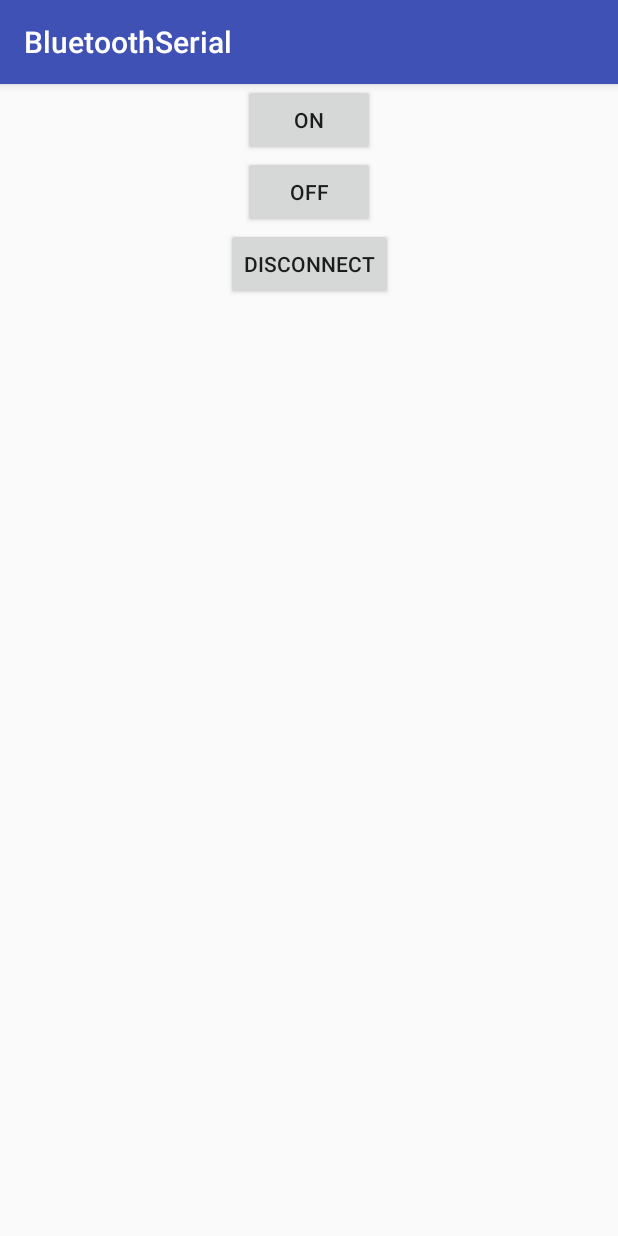
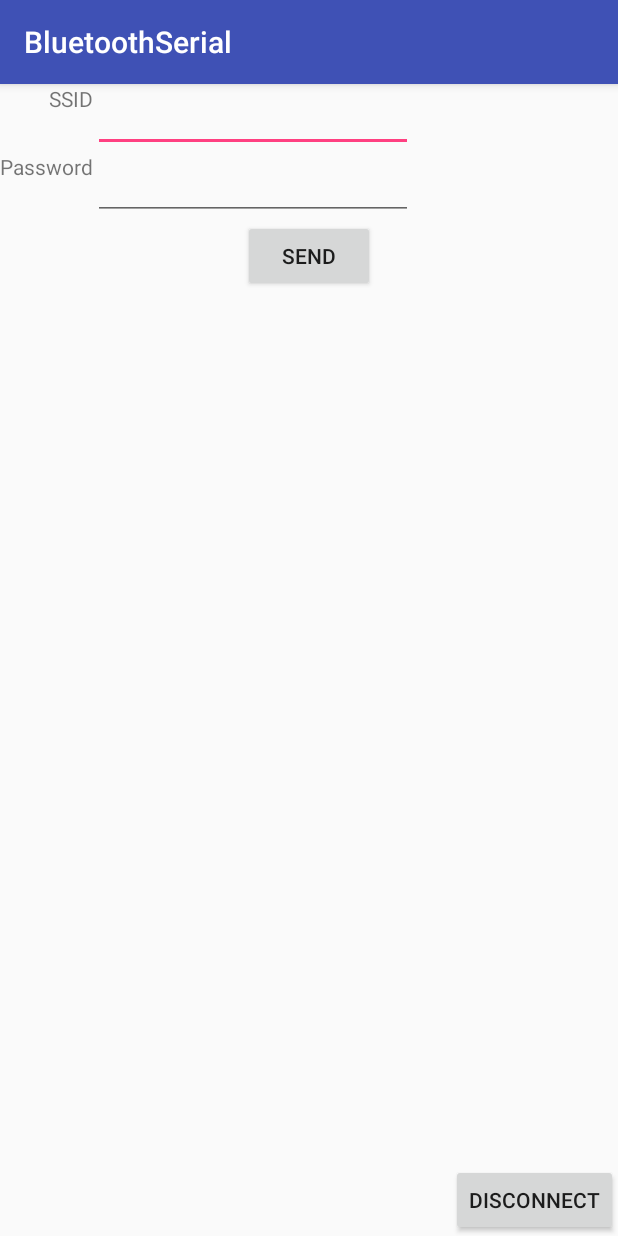
Before and after one commit to embedCreativity/HelloAndroid_BT_SerialPort, an Android app: the ControlActivity screen opened directly, with no data from a screen before it, on a phone screen of 412 x 824 dp. Run offline under Robolectric (Android 15) with nearby library versions, the phone set to English and light mode, and no system bars; 2 statements that could not run were skipped.

Commit message:
Grid layout with regular text input for SSID and password input for password field. Submit packages it and triggers a send.

```diff
--- a/app/src/main/java/com/embedcreativity/bluetoothserial/ControlActivity.kt
+++ b/app/src/main/java/com/embedcreativity/bluetoothserial/ControlActivity.kt
@@ -28,9 +28,13 @@ class ControlActivity: AppCompatActivity() {
         val intent = Intent(this, BluetoothService::class.java)
         bindService(intent, myConnection, Context.BIND_AUTO_CREATE)
 
-        control_led_on.setOnClickListener{ myService?.sendCommand("On\r\n") }
-        control_led_off.setOnClickListener{ myService?.sendCommand("Off\r\n") }
-        control_led_disconnnect.setOnClickListener{ disconnect() }
+        btnSend.setOnClickListener{ sendCommand() }
+        btnDisconnect.setOnClickListener{ disconnect() }
+    }
+
+    private fun sendCommand() {
+        val cmd: String = "ssid:[" + txtSSID.text + "],pass:[" + txtPassword.text + "]\r\n"
+        myService?.sendCommand(cmd)
     }
 
     private val myConnection = object : ServiceConnection {
--- a/app/src/main/res/layout/control_layout.xml
+++ b/app/src/main/res/layout/control_layout.xml
@@ -1,32 +1,70 @@
 <?xml version="1.0" encoding="utf-8"?>
-<android.support.constraint.ConstraintLayout xmlns:android="http://schemas.android.com/apk/res/android"
+<GridLayout xmlns:android="http://schemas.android.com/apk/res/android"
+    xmlns:tools="http://schemas.android.com/tools"
+    android:id="@+id/GridLayout1"
     android:layout_width="match_parent"
     android:layout_height="match_parent"
-    xmlns:app="http://schemas.android.com/apk/res-auto">
+    android:columnCount="2"
+    android:orientation="horizontal">
+    <TextView
+        android:id="@+id/lblSSID"
+        android:layout_gravity="right|top"
+        android:text="@string/lblSSID"
+        android:layout_column="0"
+        android:layout_row="0"/>
+
+    <EditText
+        android:id="@+id/txtSSID"
+        android:layout_gravity="left|top"
+        android:ems="10"
+        android:inputType="textPersonName"
+        android:layout_column="1"
+        android:layout_row="0"/>
+
+    <TextView
+        android:id="@+id/lblPassword"
+        android:layout_gravity="right|top"
+        android:text="@string/lblPassword"
+        android:layout_column="0"
+        android:layout_row="1"/>
+
+    <EditText
+        android:id="@+id/txtPassword"
+        android:layout_gravity="left|top"
+        android:ems="10"
+        android:inputType="textPassword"
+        android:layout_column="1"
+        android:layout_row="1"/>
 
     <Button
-        android:id="@+id/control_led_on"
+        android:id="@+id/btnSend"
         android:layout_width="wrap_content"
         android:layout_height="wrap_content"
-        android:text="@string/on"
-        app:layout_constraintLeft_toLeftOf="parent"
-        app:layout_constraintRight_toRightOf="parent"/>
+        android:layout_columnSpan="2"
+        android:layout_rowSpan="1"
+        android:layout_gravity="center"
+        android:text="@string/btnSend"
+        android:layout_column="0"
+        android:layout_row="2"/>
+
+    <Space
+        android:id="@+id/spacer"
+        android:layout_width="wrap_content"
+        android:layout_height="wrap_content"
+        android:layout_gravity="fill"
+        android:layout_column="0"
+        android:layout_row="3"
+        android:layout_rowSpan="1"
+        android:layout_columnSpan="2"/>
 
     <Button
-        android:id="@+id/control_led_off"
+        android:id="@+id/btnDisconnect"
         android:layout_width="wrap_content"
         android:layout_height="wrap_content"
-        android:text="@string/off"
-        app:layout_constraintLeft_toLeftOf="parent"
-        app:layout_constraintRight_toRightOf="parent"
-        app:layout_constraintTop_toBottomOf="@+id/control_led_on"/>
+        android:layout_columnSpan="2"
+        android:layout_gravity="right"
+        android:text="@string/btnDisconnect"
+        android:layout_column="0"
+        android:layout_row="4"/>
 
-    <Button
-        android:id="@+id/control_led_disconnnect"
-        android:layout_width="wrap_content"
-        android:layout_height="wrap_content"
-        android:text="@string/disconnect"
-        app:layout_constraintLeft_toLeftOf="parent"
-        app:layout_constraintRight_toRightOf="parent"
-        app:layout_constraintTop_toBottomOf="@+id/control_led_off"/>
-</android.support.constraint.ConstraintLayout>
+</GridLayout>
--- a/app/src/main/res/values/strings.xml
+++ b/app/src/main/res/values/strings.xml
@@ -1,7 +1,11 @@
 <resources>
     <string name="app_name">BluetoothSerial</string>
-    <string name="refresh">Refresh</string>
-    <string name="on">On</string>
-    <string name="off">Off</string>
-    <string name="disconnect">Disconnect</string>
+    // Select Device Activity
+    <string name="refresh">Get Associated Devices</string>
+    // Control Activity
+    <string name="lblSSID">SSID</string>
+    <string name="lblPassword">Password</string>
+    <string name="btnSend">Send</string>
+    <string name="btnDisconnect">Disconnect</string>
+
 </resources>
```
